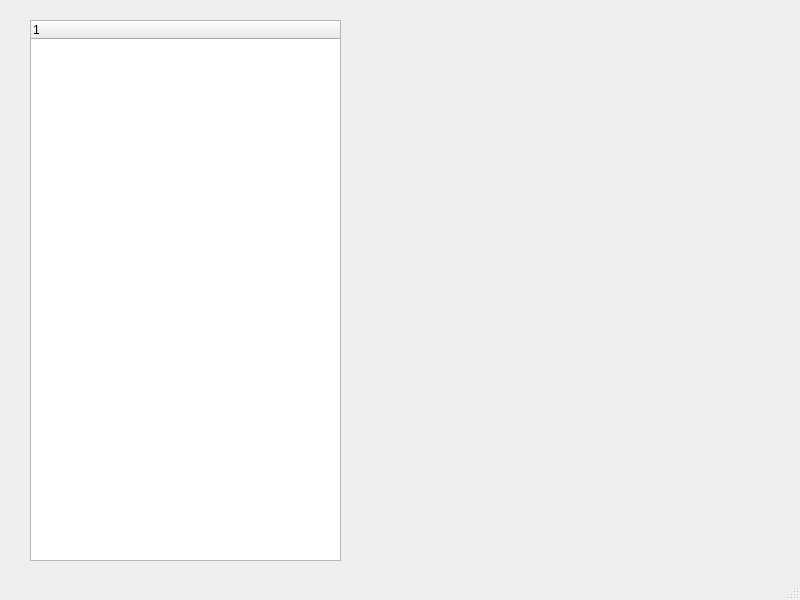
Above: Pleditor.ui from stephgm/analytix before the change. Below: the same form after it.
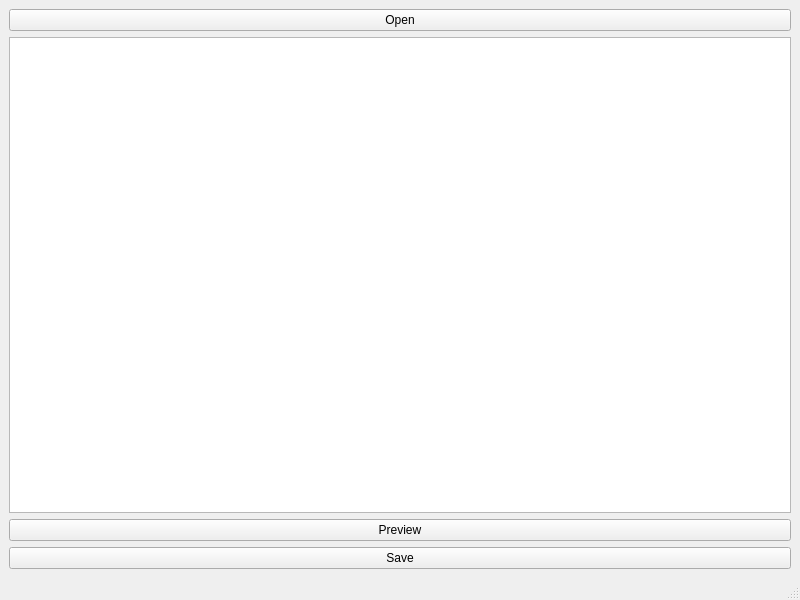
That is the form after the change.

```diff
--- a/Pleditor.ui
+++ b/Pleditor.ui
@@ -14,21 +14,44 @@
    <string>MainWindow</string>
   </property>
   <widget class="QWidget" name="centralwidget">
+   <layout class="QGridLayout" name="gridLayout">
+    <item row="0" column="0">
+     <widget class="QPushButton" name="OpenButton">
+      <property name="text">
+       <string>Open</string>
+      </property>
+     </widget>
+    </item>
+    <item row="3" column="0">
    <widget class="QTreeWidget" name="PlotOptionsTree">
-    <property name="geometry">
-     <rect>
-      <x>30</x>
-      <y>20</y>
-      <width>311</width>
-      <height>541</height>
-     </rect>
-    </property>
+      <property name="verticalScrollMode">
+       <enum>QAbstractItemView::ScrollPerPixel</enum>
+      </property>
+      <attribute name="headerVisible">
+       <bool>false</bool>
+      </attribute>
     <column>
      <property name="text">
       <string notr="true">1</string>
      </property>
     </column>
    </widget>
+    </item>
+    <item row="4" column="0">
+     <widget class="QPushButton" name="PreviewButton">
+      <property name="text">
+       <string>Preview</string>
+      </property>
+     </widget>
+    </item>
+    <item row="5" column="0">
+     <widget class="QPushButton" name="SaveButton">
+      <property name="text">
+       <string>Save</string>
+      </property>
+     </widget>
+    </item>
+   </layout>
   </widget>
   <widget class="QStatusBar" name="statusbar"/>
  </widget>
```
Lines whose indentation alone changed are shown as unchanged.
